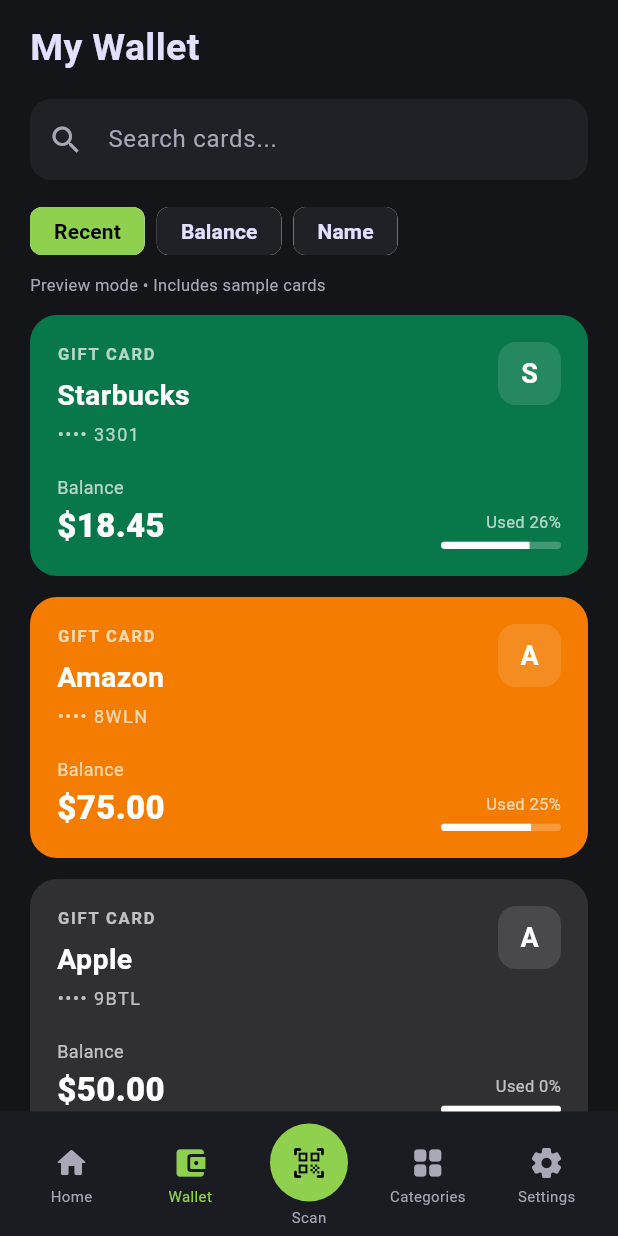
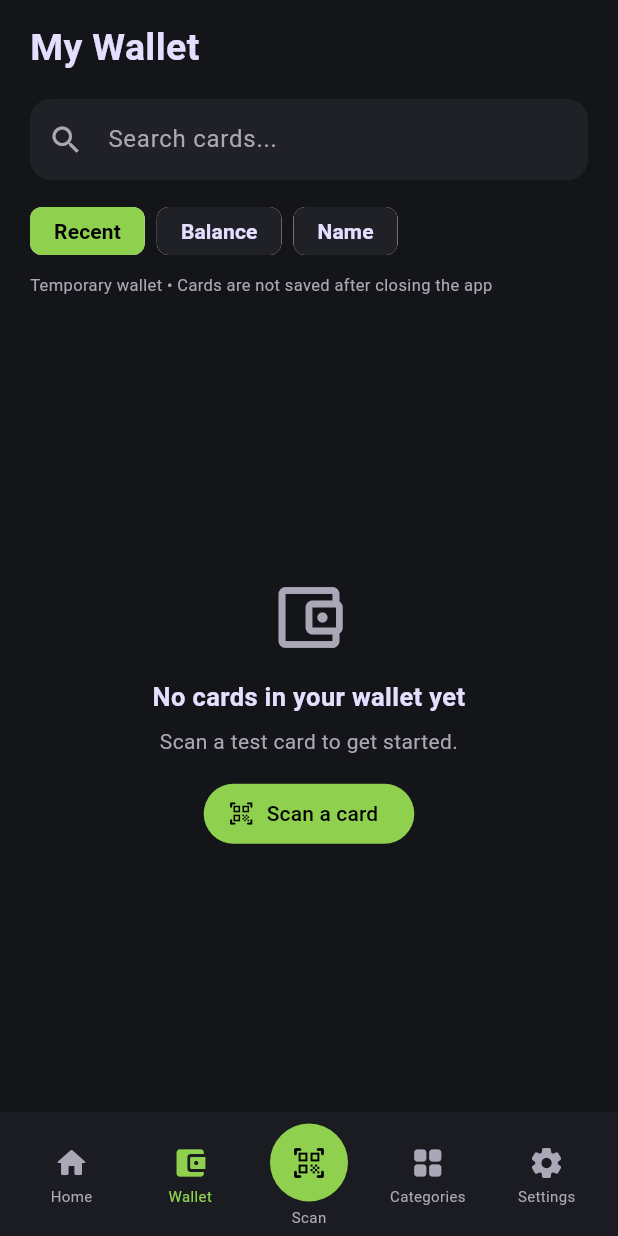
Before and after one commit to stilesmw/UseIt, a Flutter app: the WalletPage screen opened by its route, on a phone screen of 412 x 824 dp. Run offline on Flutter 3.47's test engine with Material 3 defaults, Android fonts, the phone set to English and light mode, and no system bars; missing offline and left inert: mobile_scanner.

Commit message:
fix: Update WalletSession initialization to use default constructor

```diff
--- a/useit/lib/Pages/home.dart
+++ b/useit/lib/Pages/home.dart
@@ -3,7 +3,7 @@
 
 // One temporary session shared by Home and Wallet.
 // Cards are not saved to Azure and disappear when the app restarts.
-final WalletSession walletSession = WalletSession.preview();
+final WalletSession walletSession = WalletSession();
 
 const _background = Color(0xFF141518);
 const _surface = Color(0xFF202126);
```
